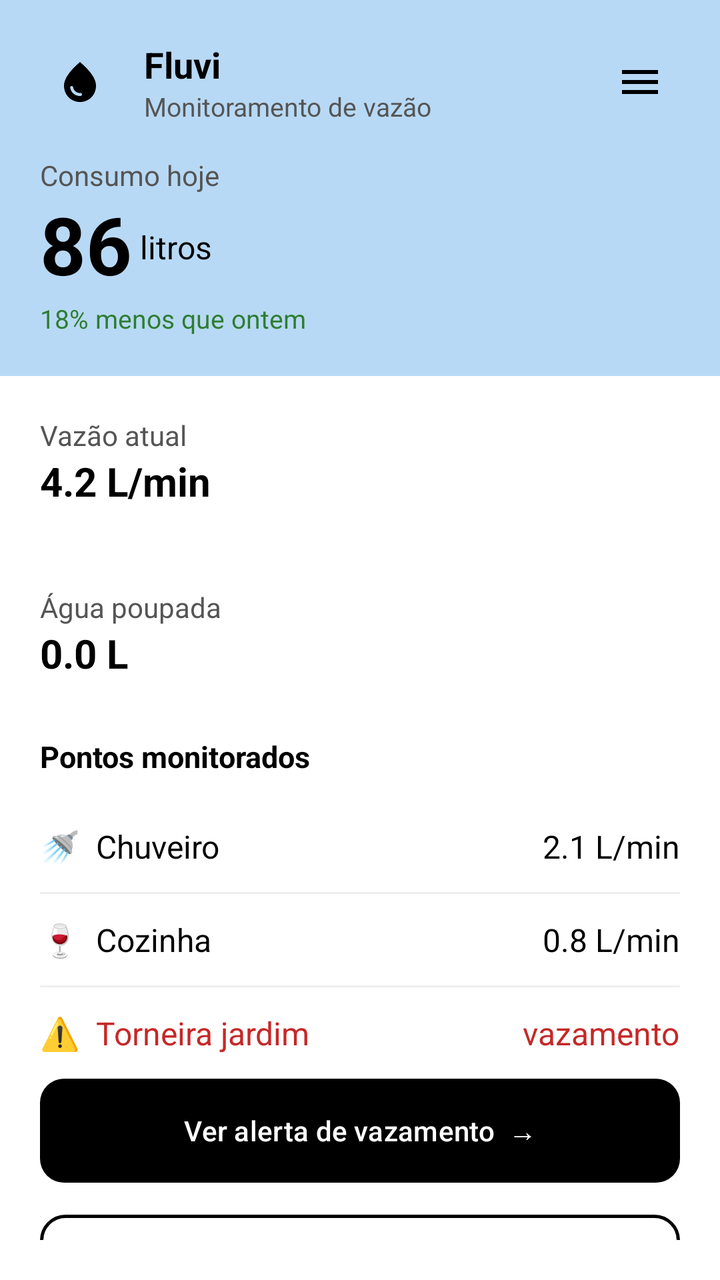
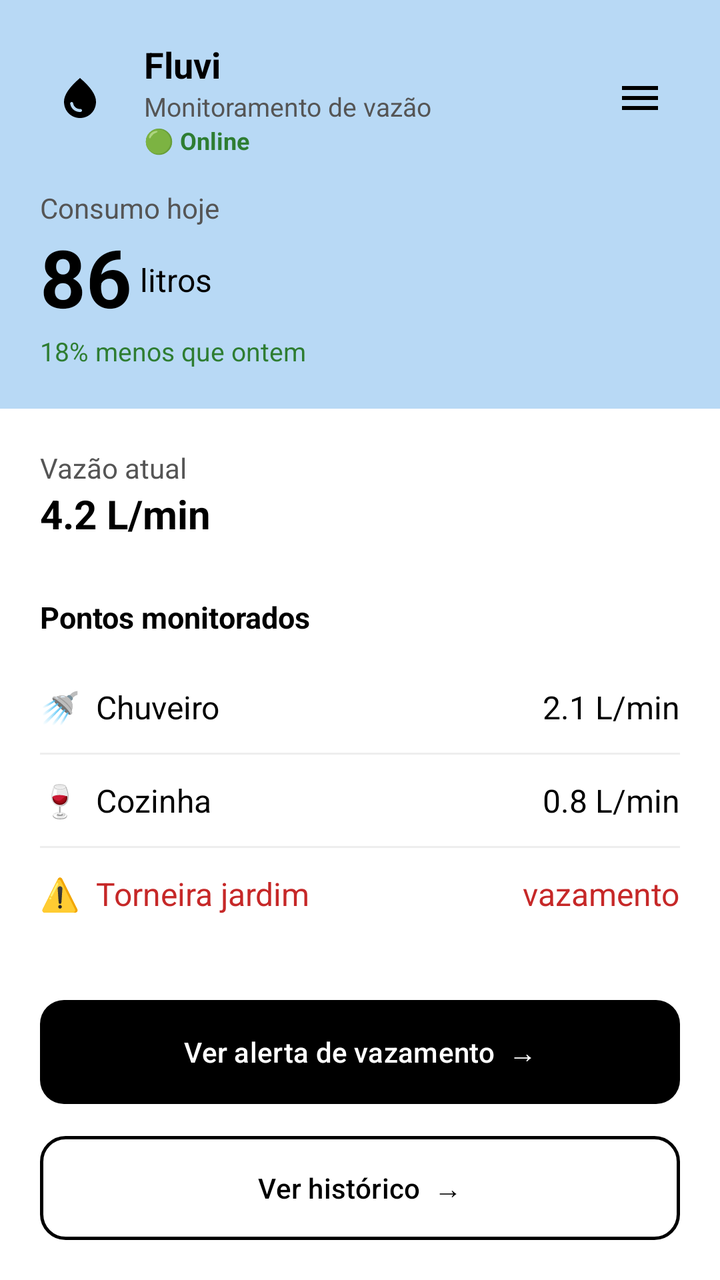

Before-and-after screenshots of an Android layout around one commit, followed by the original layout XML and the change that was made.
<!-- AndroidManifest.xml: application theme Theme.Bombadagua -->
<!-- res/layout/activity_main_fullscreen.xml -->
<?xml version="1.0" encoding="utf-8"?>
<androidx.drawerlayout.widget.DrawerLayout
    xmlns:android="http://schemas.android.com/apk/res/android"
    xmlns:app="http://schemas.android.com/apk/res-auto"
    xmlns:tools="http://schemas.android.com/tools"
    android:id="@+id/drawerLayout"
    android:layout_width="match_parent"
    android:layout_height="match_parent">

    
    <androidx.constraintlayout.widget.ConstraintLayout
        android:id="@+id/main"
        android:layout_width="match_parent"
        android:layout_height="match_parent"
        android:background="#FFFFFF"
        tools:context=".activities.MainActivity">

        <LinearLayout
            android:layout_width="0dp"
            android:layout_height="0dp"
            android:orientation="vertical"
            app:layout_constraintTop_toTopOf="parent"
            app:layout_constraintBottom_toBottomOf="parent"
            app:layout_constraintStart_toStartOf="parent"
            app:layout_constraintEnd_toEndOf="parent">

            
            <LinearLayout
                android:layout_width="match_parent"
                android:layout_height="wrap_content"
                android:orientation="vertical"
                android:background="#B8D9F5"
                android:padding="20dp">

                
                <LinearLayout
                    android:layout_width="match_parent"
                    android:layout_height="wrap_content"
                    android:orientation="horizontal"
                    android:gravity="center_vertical">

                    <LinearLayout
                        android:layout_width="0dp"
                        android:layout_weight="1"
                        android:layout_height="wrap_content"
                        android:orientation="horizontal"
                        android:gravity="center_vertical">

                        <ImageView
                            android:layout_width="40dp"
                            android:layout_height="40dp"
                            android:src="@drawable/ic_gota"
                            android:background="@drawable/bg_icon_white"
                            android:padding="8dp"/>

                        <LinearLayout
                            android:layout_width="wrap_content"
                            android:layout_height="wrap_content"
                            android:orientation="vertical"
                            android:layout_marginStart="12dp">

                            <TextView
                                android:id="@+id/tvNomeApp"
                                android:layout_width="wrap_content"
                                android:layout_height="wrap_content"
                                android:text="Fluvi"
                                android:textSize="18sp"
                                android:textColor="#000000"
                                android:textStyle="bold"/>

                            <TextView
                                android:layout_width="wrap_content"
                                android:layout_height="wrap_content"
                                android:text="Monitoramento de vazão"
                                android:textSize="13sp"
                                android:textColor="#555555"/>
                        </LinearLayout>
                    </LinearLayout>

                    
                    <ImageView
                        android:id="@+id/btnMenu"
                        android:layout_width="40dp"
                        android:layout_height="40dp"
                        android:padding="8dp"
                        android:src="@drawable/ic_menu"
                        android:background="?attr/selectableItemBackgroundBorderless"
                        android:clickable="true"
                        android:focusable="true"
                        android:contentDescription="Abrir menu"/>
                </LinearLayout>

                <TextView
                    android:layout_width="wrap_content"
                    android:layout_height="wrap_content"
                    android:text="Consumo hoje"
                    android:layout_marginTop="16dp"
                    android:textColor="#555555"/>

                <LinearLayout
                    android:layout_width="wrap_content"
                    android:layout_height="wrap_content"
                    android:orientation="horizontal"
                    android:gravity="bottom">

                    <TextView
                        android:id="@+id/tvConsumoHoje"
                        android:layout_width="wrap_content"
                        android:layout_height="wrap_content"
                        android:text="86"
                        android:textSize="40sp"
                        android:textColor="#000000"
                        android:textStyle="bold"/>

                    <TextView
                        android:layout_width="wrap_content"
                        android:layout_height="wrap_content"
                        android:text=" litros"
                        android:textSize="16sp"
                        android:textColor="#000000"
                        android:layout_marginBottom="8dp"/>
                </LinearLayout>

                <TextView
                    android:id="@+id/tvComparativo"
                    android:layout_width="wrap_content"
                    android:layout_height="wrap_content"
                    android:text="18% menos que ontem"
                    android:textColor="#2E7D32"
                    android:textSize="13sp"/>
            </LinearLayout>

            
            <LinearLayout
                android:layout_width="match_parent"
                android:layout_height="wrap_content"
                android:orientation="vertical"
                android:background="#FFFFFF"
                android:padding="20dp">

                <TextView
                    android:layout_width="wrap_content"
                    android:layout_height="wrap_content"
                    android:text="Vazão atual"
                    android:textColor="#555555"
                    android:textSize="14sp"/>

                <TextView
                    android:id="@+id/tvVazaoAtual"
                    android:layout_width="wrap_content"
                    android:layout_height="wrap_content"
                    android:text="4.2 L/min"
                    android:textSize="20sp"
                    android:textColor="#000000"
                    android:textStyle="bold"/>
            </LinearLayout>

            
            <LinearLayout
                android:layout_width="match_parent"
                android:layout_height="wrap_content"
                android:orientation="vertical"
                android:background="#FFFFFF"
                android:padding="20dp">

                <TextView
                    android:layout_width="wrap_content"
                    android:layout_height="wrap_content"
                    android:text="Água poupada"
                    android:textColor="#555555"
                    android:textSize="14sp"/>

                <TextView
                    android:id="@+id/tvAguaPoupada"
                    android:layout_width="wrap_content"
                    android:layout_height="wrap_content"
                    android:text="0.0 L"
                    android:textSize="20sp"
                    android:textColor="#000000"
                    android:textStyle="bold"/>
            </LinearLayout>

            
            <LinearLayout
                android:layout_width="match_parent"
                android:layout_height="0dp"
                android:layout_weight="1"
                android:orientation="vertical"
                android:background="#FFFFFF"
                android:paddingStart="20dp"
                android:paddingEnd="20dp"
                android:paddingTop="8dp"
                android:paddingBottom="20dp">

                <TextView
                    android:layout_width="wrap_content"
                    android:layout_height="wrap_content"
                    android:text="Pontos monitorados"
                    android:textStyle="bold"
                    android:textColor="#000000"
                    android:textSize="15sp"
                    android:layout_marginBottom="12dp"/>

                
                <LinearLayout
                    android:layout_width="match_parent"
                    android:layout_height="wrap_content"
                    android:orientation="horizontal"
                    android:paddingTop="12dp"
                    android:paddingBottom="12dp"
                    android:gravity="center_vertical">

                    <TextView
                        android:layout_width="0dp"
                        android:layout_weight="1"
                        android:layout_height="wrap_content"
                        android:text="🚿  Chuveiro"
                        android:textColor="#000000"
                        android:textSize="16sp"/>

                    <TextView
                        android:id="@+id/tvVazaoChuveiro"
                        android:layout_width="wrap_content"
                        android:layout_height="wrap_content"
                        android:text="2.1 L/min"
                        android:textColor="#000000"
                        android:textSize="16sp"/>
                </LinearLayout>

                <View
                    android:layout_width="match_parent"
                    android:layout_height="1dp"
                    android:background="#EEEEEE"/>

                
                <LinearLayout
                    android:layout_width="match_parent"
                    android:layout_height="wrap_content"
                    android:orientation="horizontal"
                    android:paddingTop="12dp"
                    android:paddingBottom="12dp"
                    android:gravity="center_vertical">

                    <TextView
                        android:layout_width="0dp"
                        android:layout_weight="1"
                        android:layout_height="wrap_content"
                        android:text="🍷  Cozinha"
                        android:textColor="#000000"
                        android:textSize="16sp"/>

                    <TextView
                        android:id="@+id/tvVazaoCozinha"
                        android:layout_width="wrap_content"
                        android:layout_height="wrap_content"
                        android:text="0.8 L/min"
                        android:textColor="#000000"
                        android:textSize="16sp"/>
                </LinearLayout>

                <View
                    android:layout_width="match_parent"
                    android:layout_height="1dp"
                    android:background="#EEEEEE"/>

                
                <LinearLayout
                    android:id="@+id/layoutAlertaVazamento"
                    android:layout_width="match_parent"
                    android:layout_height="wrap_content"
                    android:orientation="horizontal"
                    android:paddingTop="12dp"
                    android:paddingBottom="12dp"
                    android:gravity="center_vertical">

                    <TextView
                        android:layout_width="0dp"
                        android:layout_weight="1"
                        android:layout_height="wrap_content"
                        android:text="⚠️  Torneira jardim"
                        android:textColor="#C62828"
                        android:textSize="16sp"/>

                    <TextView
                        android:layout_width="wrap_content"
                        android:layout_height="wrap_content"
                        android:text="vazamento"
                        android:textColor="#C62828"
                        android:textSize="16sp"/>
                </LinearLayout>

                
                <View
                    android:layout_width="match_parent"
                    android:layout_height="0dp"
                    android:layout_weight="1"/>

                
                <Button
                    android:id="@+id/btnVerAlerta"
                    android:layout_width="match_parent"
                    android:layout_height="52dp"
                    android:text="Ver alerta de vazamento  →"
                    android:background="@drawable/bg_botao_preto"
                    app:backgroundTint="@null"
                    android:insetTop="0dp"
                    android:insetBottom="0dp"
                    android:textColor="#FFFFFF"
                    android:textAllCaps="false"
                    android:layout_marginBottom="16dp"/>

                
                <Button
                    android:id="@+id/btnVerHistorico"
                    android:layout_width="match_parent"
                    android:layout_height="52dp"
                    android:text="Ver histórico  →"
                    android:background="@drawable/bg_botao_borda"
                    app:backgroundTint="@null"
                    android:insetTop="0dp"
                    android:insetBottom="0dp"
                    android:textColor="#000000"
                    android:textAllCaps="false"/>

            </LinearLayout>

        </LinearLayout>

    </androidx.constraintlayout.widget.ConstraintLayout>

    
    <LinearLayout
        android:layout_width="260dp"
        android:layout_height="match_parent"
        android:layout_gravity="end"
        android:orientation="vertical"
        android:background="#FFFFFF"
        android:paddingTop="48dp"
        android:paddingStart="20dp"
        android:paddingEnd="20dp">

        <TextView
            android:layout_width="wrap_content"
            android:layout_height="wrap_content"
            android:text="Menu"
            android:textSize="20sp"
            android:textStyle="bold"
            android:textColor="#000000"
            android:layout_marginBottom="24dp"/>

        <Button
            android:id="@+id/btnConfigWifi"
            android:layout_width="match_parent"
            android:layout_height="52dp"
            android:text="Configurar Wi-Fi da ESP32"
            android:background="@drawable/bg_botao_borda"
            app:backgroundTint="@null"
            android:insetTop="0dp"
            android:insetBottom="0dp"
            android:textColor="#000000"
            android:textAllCaps="false"
            android:layout_marginBottom="12dp"/>

        <Button
            android:id="@+id/btnSairConta"
            android:layout_width="match_parent"
            android:layout_height="52dp"
            android:text="Sair da conta"
            android:background="@drawable/bg_botao_borda"
            app:backgroundTint="@null"
            android:insetTop="0dp"
            android:insetBottom="0dp"
            android:textColor="#C62828"
            android:textAllCaps="false"/>

    </LinearLayout>

</androidx.drawerlayout.widget.DrawerLayout>
<!-- resources referenced by this layout -->
<resources>
  <!-- drawable bg_botao_borda (drawable) -->
  <?xml version="1.0" encoding="utf-8"?>
  <shape xmlns:android="http://schemas.android.com/apk/res/android">
      <solid android:color="#FFFFFF"/>
      <stroke android:width="1.5dp" android:color="#000000"/>
      <corners android:radius="12dp"/>
  </shape>
  <!-- drawable bg_botao_preto (drawable) -->
  <?xml version="1.0" encoding="utf-8"?>
  <shape xmlns:android="http://schemas.android.com/apk/res/android">
      <solid android:color="#000000"/>
      <corners android:radius="12dp"/>
  </shape>
  <!-- drawable bg_icon_white (drawable) -->
  <?xml version="1.0" encoding="utf-8"?>
  <selector xmlns:android="http://schemas.android.com/apk/res/android">
  
  </selector>
  <!-- drawable ic_gota (drawable) -->
  <vector xmlns:android="http://schemas.android.com/apk/res/android" android:height="24dp" android:tint="#000000" android:viewportHeight="24" android:viewportWidth="24" android:width="24dp">
        
      <path android:fillColor="@android:color/white" android:pathData="M12,2c-5.33,4.55 -8,8.48 -8,11.8c0,4.98 3.8,8.2 8,8.2s8,-3.22 8,-8.2C20,10.48 17.33,6.55 12,2zM7.83,14c0.37,0 0.67,0.26 0.74,0.62c0.41,2.22 2.28,2.98 3.64,2.87c0.43,-0.02 0.79,0.32 0.79,0.75c0,0.4 -0.32,0.73 -0.72,0.75c-2.13,0.13 -4.62,-1.09 -5.19,-4.12C7.01,14.42 7.37,14 7.83,14z"/>
      
  </vector>
  <!-- drawable ic_menu (drawable) -->
  <?xml version="1.0" encoding="utf-8"?>
  <vector xmlns:android="http://schemas.android.com/apk/res/android"
      android:width="24dp"
      android:height="24dp"
      android:viewportWidth="24"
      android:viewportHeight="24">
      <path
          android:fillColor="#000000"
          android:pathData="M3,6h18v2H3zM3,11h18v2H3zM3,16h18v2H3z"/>
  </vector>
  <style name="Theme.Bombadagua" parent="Base.Theme.Bombadagua" />
  <style name="Base.Theme.Bombadagua" parent="Theme.Material3.DayNight.NoActionBar">
          
          
      </style>
</resources>

<!-- the commit's change to res/layout/activity_main_fullscreen.xml (unified diff, before → after) -->
@@ -74,6 +74,15 @@
                                 android:text="Monitoramento de vazão"
                                 android:textSize="13sp"
                                 android:textColor="#555555"/>
+
+                            <TextView
+                                android:id="@+id/tvStatusEsp"
+                                android:layout_width="wrap_content"
+                                android:layout_height="wrap_content"
+                                android:text="🟢 Online"
+                                android:textSize="12sp"
+                                android:textStyle="bold"
+                                android:textColor="#2E7D32"/>
                         </LinearLayout>
                     </LinearLayout>
 
@@ -150,31 +159,6 @@
                     android:layout_width="wrap_content"
                     android:layout_height="wrap_content"
                     android:text="4.2 L/min"
-                    android:textSize="20sp"
-                    android:textColor="#000000"
-                    android:textStyle="bold"/>
-            </LinearLayout>
-
-            
-            <LinearLayout
-                android:layout_width="match_parent"
-                android:layout_height="wrap_content"
-                android:orientation="vertical"
-                android:background="#FFFFFF"
-                android:padding="20dp">
-
-                <TextView
-                    android:layout_width="wrap_content"
-                    android:layout_height="wrap_content"
-                    android:text="Água poupada"
-                    android:textColor="#555555"
-                    android:textSize="14sp"/>
-
-                <TextView
-                    android:id="@+id/tvAguaPoupada"
-                    android:layout_width="wrap_content"
-                    android:layout_height="wrap_content"
-                    android:text="0.0 L"
                     android:textSize="20sp"
                     android:textColor="#000000"
                     android:textStyle="bold"/>
